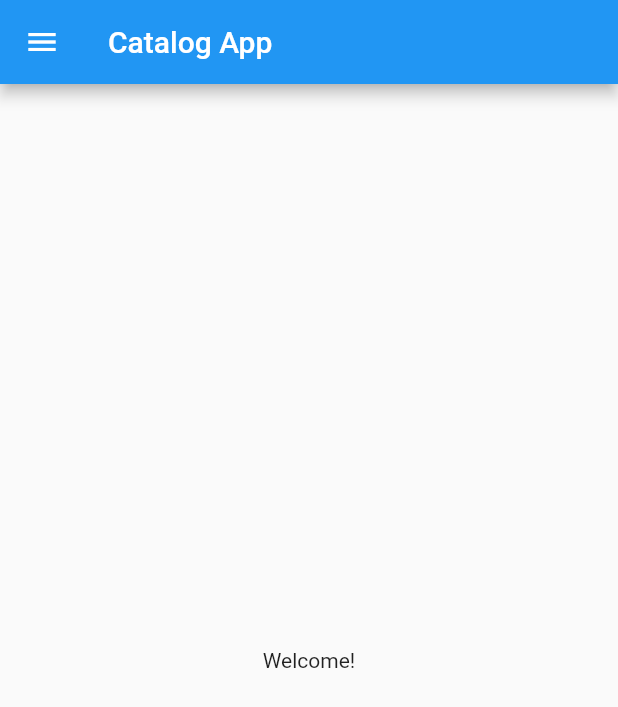
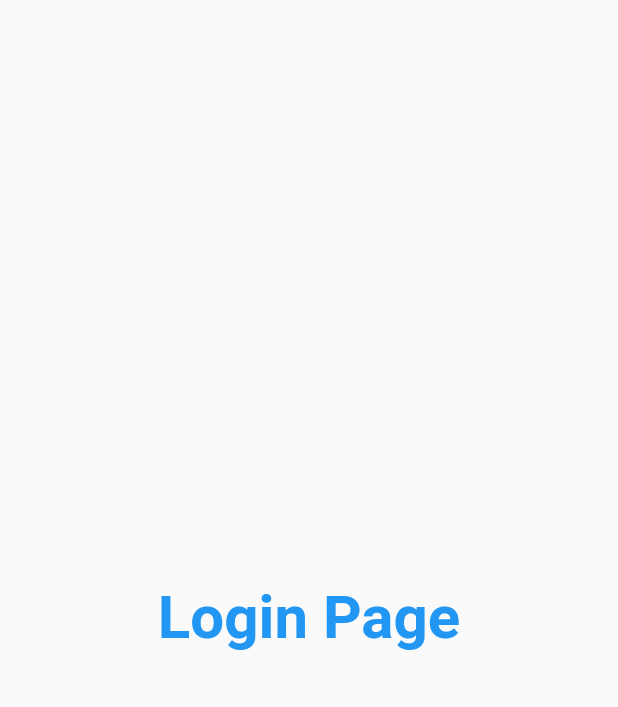
Before and after one commit to sanket-bhagat/30-days-of-flutter, a Flutter app: the screen it shows after launch, on a phone screen of 412 x 824 dp. Shown: the top 707 px of the screen. Run offline on Flutter 3.47's test engine with Material 2 defaults, Android fonts, the phone set to English and light mode, and no system bars.

Commit message:
day 3 completed

```diff
--- /dev/null
+++ b/lib/login_page.dart
@@ -0,0 +1,21 @@
+import 'package:flutter/material.dart';
+
+class LoginPage extends StatelessWidget {
+  const LoginPage({Key? key}) : super(key: key);
+
+  @override
+  Widget build(BuildContext context) {
+    return const Material(
+      child: Center(
+        child: Text(
+          "Login Page",
+          style: TextStyle(
+            fontSize: 40.0,
+            color: Colors.blue,
+            fontWeight: FontWeight.bold,
+          ),
+        ),
+      ),
+    );
+  }
+}
--- a/lib/main.dart
+++ b/lib/main.dart
@@ -1,5 +1,6 @@
 import 'package:flutter/material.dart';
-import 'home_page.dart';
+import 'package:flutter_catalog/login_page.dart';
+import 'pages/home_page.dart';
 
 void main() {
   runApp(const MyApp());
@@ -10,9 +11,16 @@ class MyApp extends StatelessWidget {
 
   @override
   Widget build(BuildContext context) {
-    return const MaterialApp(
+    return MaterialApp(
       debugShowCheckedModeBanner: false,
-      home: HomePage(),
+      themeMode: ThemeMode.light,
+      darkTheme: ThemeData(
+        brightness: Brightness.dark,
+      ),
+      routes: {
+        "/": (context) => const LoginPage(),
+        "/login": (context) => const LoginPage(),
+      },
     );
   }
 }
```
Also changed, not shown: lib/pages/home_page.dart (renamed from lib/home_page.dart).
